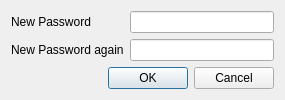
Above: source/wnd/changedpw.ui from ww4u/mct-t4 before the change. Below: the same form after it.
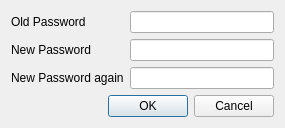
That is the form after the change.

The edit to the form file:
```diff
--- a/source/wnd/changedpw.ui
+++ b/source/wnd/changedpw.ui
@@ -7,21 +7,14 @@
     <x>0</x>
     <y>0</y>
     <width>285</width>
-    <height>93</height>
+    <height>119</height>
    </rect>
   </property>
   <property name="windowTitle">
    <string>Change password</string>
   </property>
   <layout class="QGridLayout" name="gridLayout">
-   <item row="0" column="1">
-    <widget class="QLabel" name="label">
-     <property name="text">
-      <string>New Password</string>
-     </property>
-    </widget>
-   </item>
-   <item row="0" column="2">
+   <item row="1" column="2">
     <widget class="QLineEdit" name="edtPw1">
      <property name="toolTip">
       <string>Enter the new password</string>
@@ -35,26 +28,20 @@
     </widget>
    </item>
    <item row="1" column="1">
+    <widget class="QLabel" name="label">
+     <property name="text">
+      <string>New Password</string>
+     </property>
+    </widget>
+   </item>
+   <item row="2" column="1">
     <widget class="QLabel" name="label_2">
      <property name="text">
       <string>New Password again</string>
      </property>
     </widget>
    </item>
-   <item row="1" column="2">
-    <widget class="QLineEdit" name="edtPw2">
-     <property name="toolTip">
-      <string>Enter the new password again</string>
-     </property>
-     <property name="echoMode">
-      <enum>QLineEdit::Password</enum>
-     </property>
-     <property name="clearButtonEnabled">
-      <bool>true</bool>
-     </property>
-    </widget>
-   </item>
-   <item row="2" column="1" colspan="2">
+   <item row="3" column="1" colspan="2">
     <widget class="QDialogButtonBox" name="buttonBox">
      <property name="orientation">
       <enum>Qt::Horizontal</enum>
@@ -64,6 +51,36 @@
      </property>
     </widget>
    </item>
+   <item row="2" column="2">
+    <widget class="QLineEdit" name="edtPw2">
+     <property name="toolTip">
+      <string>Enter the new password again</string>
+     </property>
+     <property name="echoMode">
+      <enum>QLineEdit::Password</enum>
+     </property>
+     <property name="clearButtonEnabled">
+      <bool>true</bool>
+     </property>
+    </widget>
+   </item>
+   <item row="0" column="1">
+    <widget class="QLabel" name="label_3">
+     <property name="text">
+      <string>Old Password</string>
+     </property>
+    </widget>
+   </item>
+   <item row="0" column="2">
+    <widget class="QLineEdit" name="edtLast">
+     <property name="toolTip">
+      <string>Enter the old password</string>
+     </property>
+     <property name="echoMode">
+      <enum>QLineEdit::Password</enum>
+     </property>
+    </widget>
+   </item>
   </layout>
  </widget>
  <resources/>
```
Left out of the diff: 5 changed lines with no effect on the pictures.
